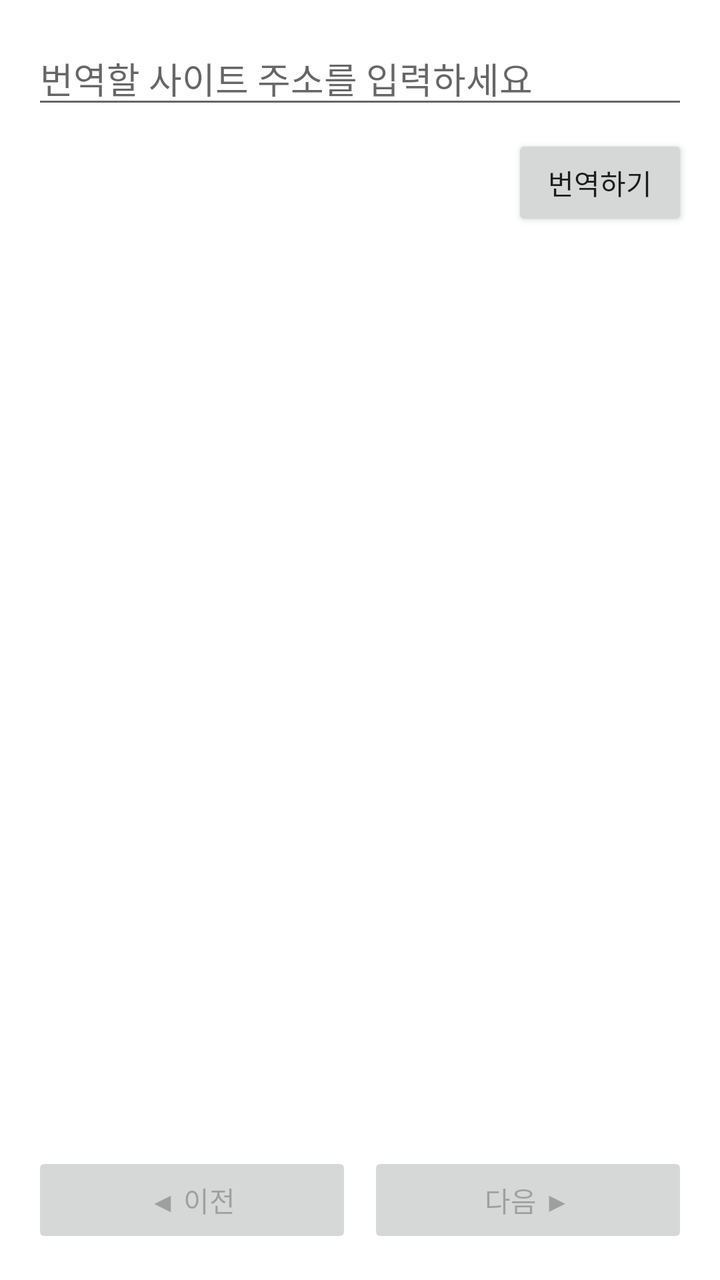
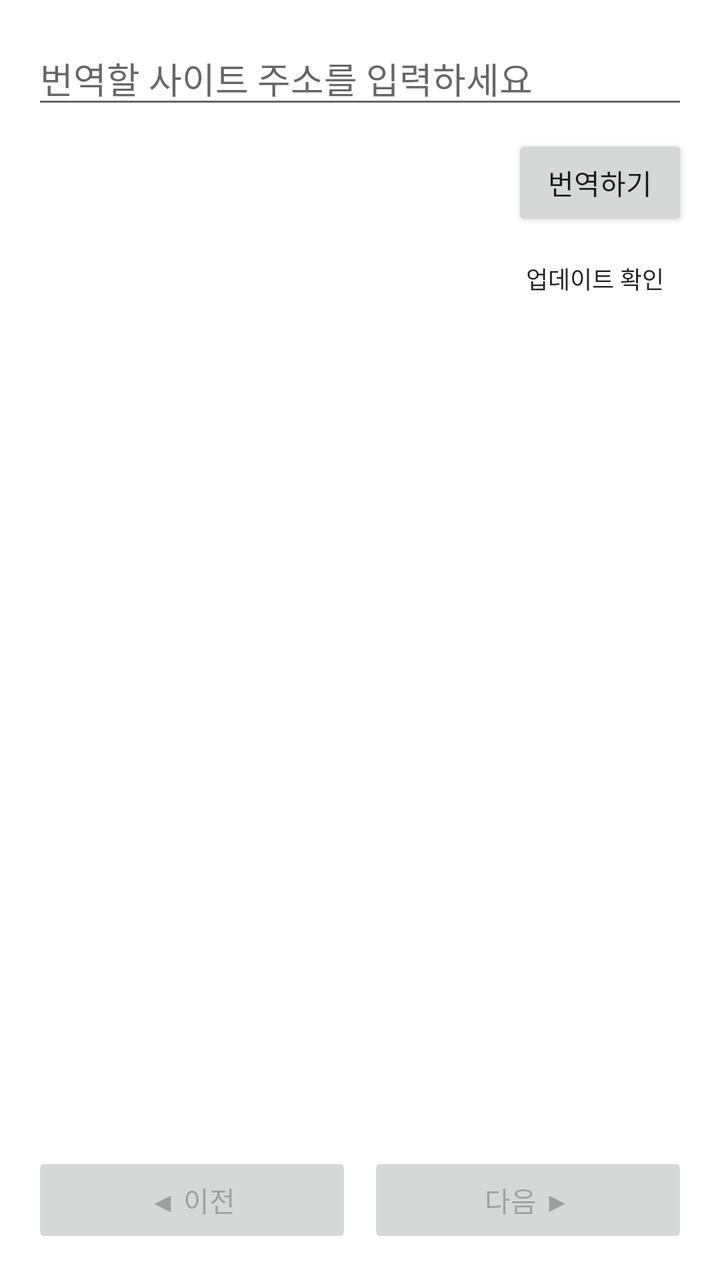

Two renders of the same Android screen: before a commit and after it. Below are the layout's source before the change and the commit's diff.
<!-- AndroidManifest.xml: application theme Theme.TranslateApp -->
<!-- res/layout/activity_main.xml -->
<?xml version="1.0" encoding="utf-8"?>
<LinearLayout xmlns:android="http://schemas.android.com/apk/res/android"
    android:layout_width="match_parent"
    android:layout_height="match_parent"
    android:orientation="vertical"
    android:padding="16dp">

    <EditText
        android:id="@+id/editUrl"
        android:layout_width="match_parent"
        android:layout_height="wrap_content"
        android:hint="@string/hint_url"
        android:inputType="textUri" />

    <Button
        android:id="@+id/btnTranslate"
        android:layout_width="wrap_content"
        android:layout_height="wrap_content"
        android:layout_gravity="end"
        android:layout_marginTop="8dp"
        android:text="@string/btn_translate" />

    <ProgressBar
        android:id="@+id/progressBar"
        android:layout_width="wrap_content"
        android:layout_height="wrap_content"
        android:layout_gravity="center"
        android:layout_marginTop="16dp"
        android:visibility="gone" />

    <TextView
        android:id="@+id/textCurrentUrl"
        android:layout_width="match_parent"
        android:layout_height="wrap_content"
        android:layout_marginTop="12dp"
        android:ellipsize="middle"
        android:maxLines="1"
        android:textColor="#888888"
        android:textSize="12sp" />

    <ScrollView
        android:layout_width="match_parent"
        android:layout_height="0dp"
        android:layout_weight="1"
        android:layout_marginTop="8dp">

        <TextView
            android:id="@+id/textResult"
            android:layout_width="match_parent"
            android:layout_height="wrap_content"
            android:textIsSelectable="true"
            android:textSize="15sp" />

    </ScrollView>

    <LinearLayout
        android:layout_width="match_parent"
        android:layout_height="wrap_content"
        android:layout_marginTop="8dp"
        android:orientation="horizontal">

        <Button
            android:id="@+id/btnPrev"
            android:layout_width="0dp"
            android:layout_height="wrap_content"
            android:layout_weight="1"
            android:enabled="false"
            android:text="@string/btn_prev" />

        <Button
            android:id="@+id/btnNext"
            android:layout_width="0dp"
            android:layout_height="wrap_content"
            android:layout_weight="1"
            android:layout_marginStart="8dp"
            android:enabled="false"
            android:text="@string/btn_next" />

    </LinearLayout>

</LinearLayout>
<!-- resources referenced by this layout -->
<resources>
  <string name="btn_next">다음 ▶</string>
  <string name="btn_prev">◀ 이전</string>
  <string name="btn_translate">번역하기</string>
  <string name="hint_url">번역할 사이트 주소를 입력하세요</string>
  <style name="Theme.TranslateApp" parent="Theme.MaterialComponents.DayNight.NoActionBar" />
</resources>

<!-- the commit's change to res/layout/activity_main.xml (unified diff, before → after) -->
@@ -19,6 +19,15 @@
         android:layout_gravity="end"
         android:layout_marginTop="8dp"
         android:text="@string/btn_translate" />
+
+    <Button
+        android:id="@+id/btnCheckUpdate"
+        style="?android:attr/borderlessButtonStyle"
+        android:layout_width="wrap_content"
+        android:layout_height="wrap_content"
+        android:layout_gravity="end"
+        android:text="@string/btn_check_update"
+        android:textSize="12sp" />
 
     <ProgressBar
         android:id="@+id/progressBar"
<!-- resource entries referenced after the edit -->
@@ -1,5 +1,6 @@
 <!-- resources referenced by this layout -->
 <resources>
+  <string name="btn_check_update">업데이트 확인</string>
   <string name="btn_next">다음 ▶</string>
   <string name="btn_prev">◀ 이전</string>
   <string name="btn_translate">번역하기</string>
